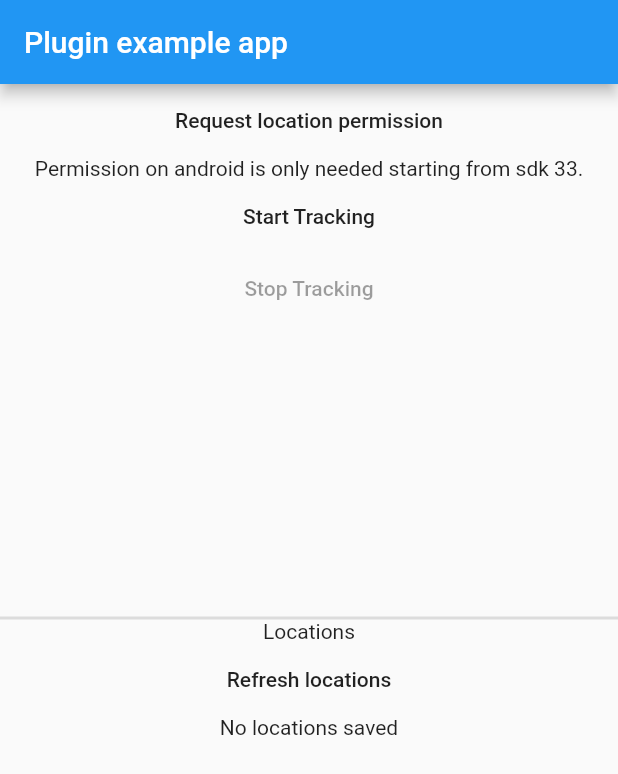
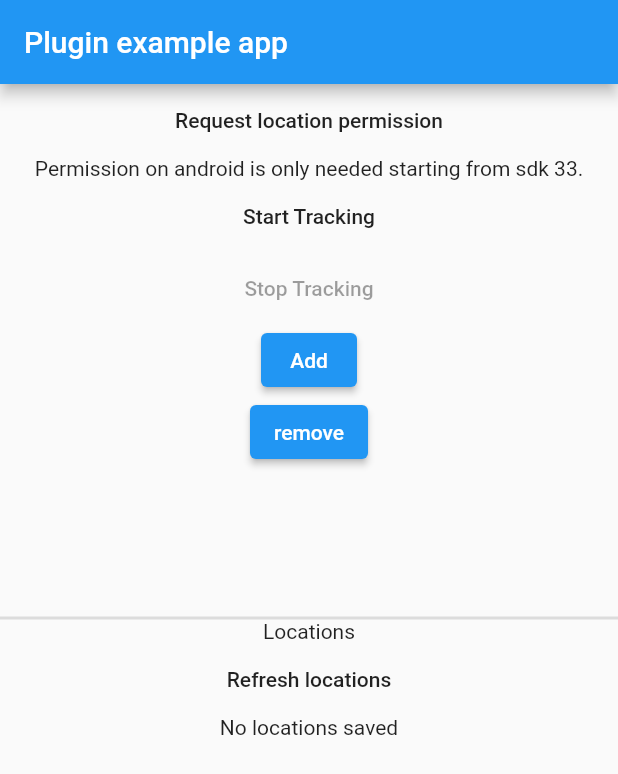
Before and after one commit to preetamkumar017/gps_new, a Flutter app: the screen it shows after launch, after a tap on "Request location permission", on a phone screen of 412 x 824 dp. Shown: the top 774 px of the screen. Run offline on Flutter 3.47's test engine with Material 2 defaults, Android fonts, the phone set to English and light mode, and no system bars; our stand-ins replace permission_handler, shared_preferences; missing offline and left inert: background_location_tracker.

Commit message:
from now experiment started

```diff
--- a/lib/main.dart
+++ b/lib/main.dart
@@ -1,10 +1,7 @@
 import 'dart:async';
 import 'dart:io';
-import 'dart:math';
-
 import 'package:background_location_tracker/background_location_tracker.dart';
 import 'package:flutter/material.dart';
-import 'package:flutter_local_notifications/flutter_local_notifications.dart';
 import 'package:permission_handler/permission_handler.dart';
 import 'package:shared_preferences/shared_preferences.dart';
 
@@ -33,11 +30,13 @@ Future<void> main() async {
     ),
   );
 
-  runApp(MyApp());
+  runApp(const MyApp());
 }
 
 @override
 class MyApp extends StatefulWidget {
+  const MyApp({super.key});
+
   @override
   _MyAppState createState() => _MyAppState();
 }
@@ -68,7 +67,7 @@ class _MyAppState extends State<MyApp> {
         appBar: AppBar(
           title: const Text('Plugin example app'),
         ),
-        body: Container(
+        body: SizedBox(
           width: double.infinity,
           child: Column(
             children: [
@@ -76,15 +75,14 @@ class _MyAppState extends State<MyApp> {
                 child: Column(
                   children: [
                     MaterialButton(
+                      onPressed: _requestLocationPermission,
                       child: const Text('Request location permission'),
-                      onPressed: _requestLocationPermission,
                     ),
                     if (Platform.isAndroid) ...[
                       const Text(
                           'Permission on android is only needed starting from sdk 33.'),
                     ],
                     MaterialButton(
-                      child: const Text('Start Tracking'),
                       onPressed: isTracking
                           ? null
                           : () async {
@@ -92,9 +90,9 @@ class _MyAppState extends State<MyApp> {
                             .startTracking();
                         setState(() => isTracking = true);
                       },
+                      child: const Text('Start Tracking'),
                     ),
                     MaterialButton(
-                      child: const Text('Stop Tracking'),
                       onPressed: isTracking
                           ? () async {
                         await LocationDao().clear();
@@ -104,7 +102,18 @@ class _MyAppState extends State<MyApp> {
                         setState(() => isTracking = false);
                       }
                           : null,
+                      child: const Text('Stop Tracking'),
                     ),
+                    ElevatedButton(onPressed: () async {
+
+                      SharedPreferences af = await SharedPreferences.getInstance();
+                      af.setBool("d",true);
+                    }, child: Text("Add")),
+                    ElevatedButton(onPressed: () async {
+
+                      SharedPreferences af = await SharedPreferences.getInstance();
+                      af.setBool("d",false);
+                    }, child: Text("remove")),
                   ],
                 ),
               ),
@@ -115,8 +124,8 @@ class _MyAppState extends State<MyApp> {
               ),
               const Text('Locations'),
               MaterialButton(
+                onPressed: _getLocations,
                 child: const Text('Refresh locations'),
-                onPressed: _getLocations,
               ),
               Expanded(
                 child: Builder(
@@ -204,6 +213,8 @@ class LocationDao {
       _prefs ??= await SharedPreferences.getInstance();
 
   Future<void> saveLocation(BackgroundLocationUpdateData data) async {
+    SharedPreferences sf = await SharedPreferences.getInstance();
+    print(sf.getBool("d") ?? "");
     final locations = await getLocations();
     locations.add(
         '${DateTime.now().toIso8601String()}       ${data.lat},${data.lon}');
```
